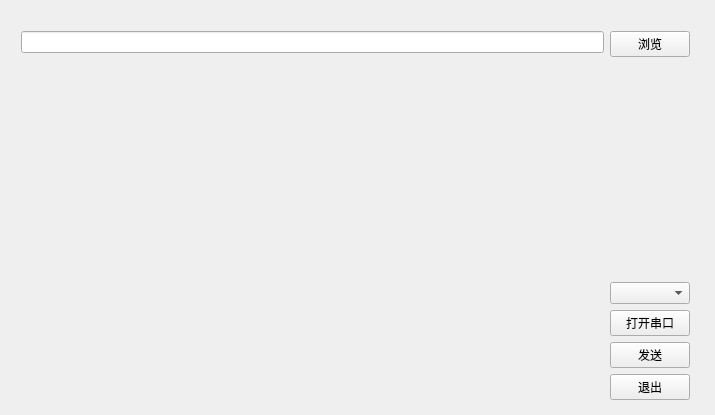
Old version of the form widget.ui in the repository slowplayer/jpg2bmp.
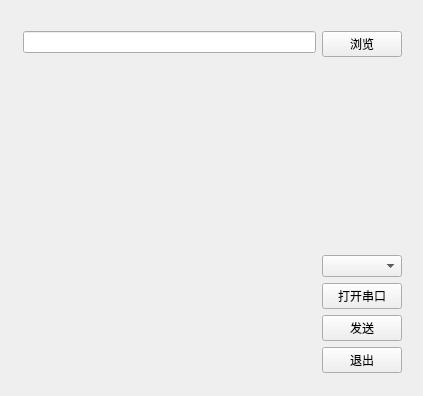
New version of the form.

The edit to the form file:
```diff
--- a/widget.ui
+++ b/widget.ui
@@ -6,8 +6,8 @@
    <rect>
     <x>0</x>
     <y>0</y>
-    <width>715</width>
-    <height>415</height>
+    <width>423</width>
+    <height>396</height>
    </rect>
   </property>
   <property name="windowTitle">
@@ -16,10 +16,10 @@
   <widget class="QWidget" name="">
    <property name="geometry">
     <rect>
-     <x>10</x>
+     <x>12</x>
      <y>20</y>
-     <width>691</width>
-     <height>391</height>
+     <width>401</width>
+     <height>364</height>
     </rect>
    </property>
    <layout class="QHBoxLayout" name="horizontalLayout">
```
Left out of the diff: 6 changed lines with no effect on the pictures.
